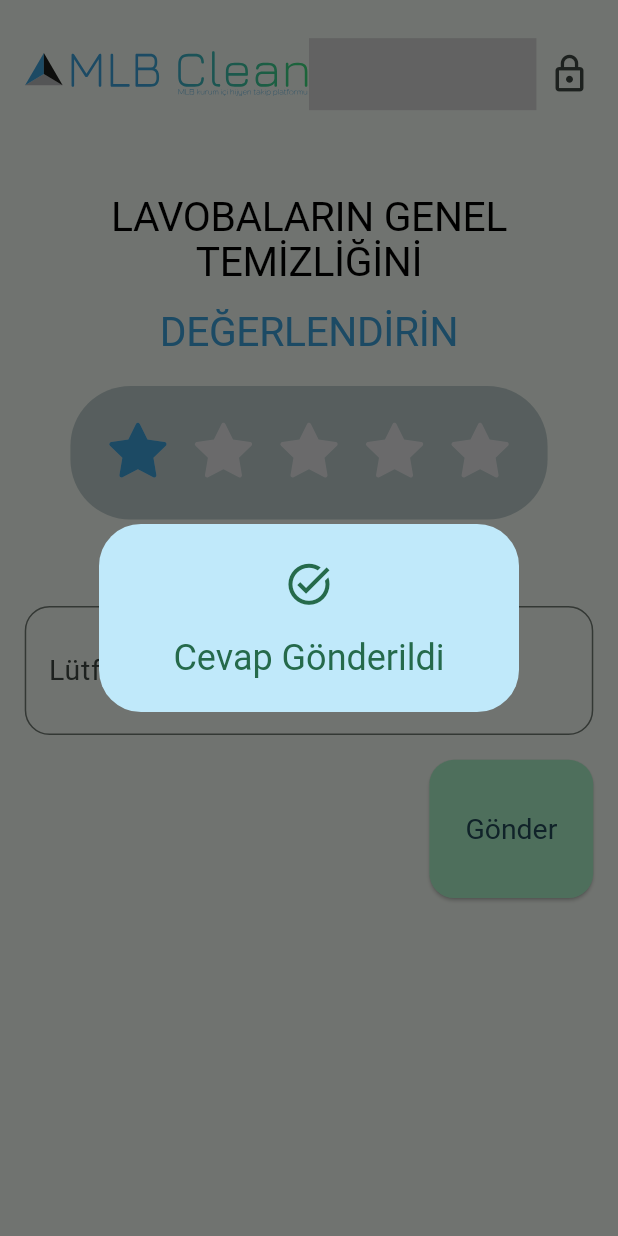
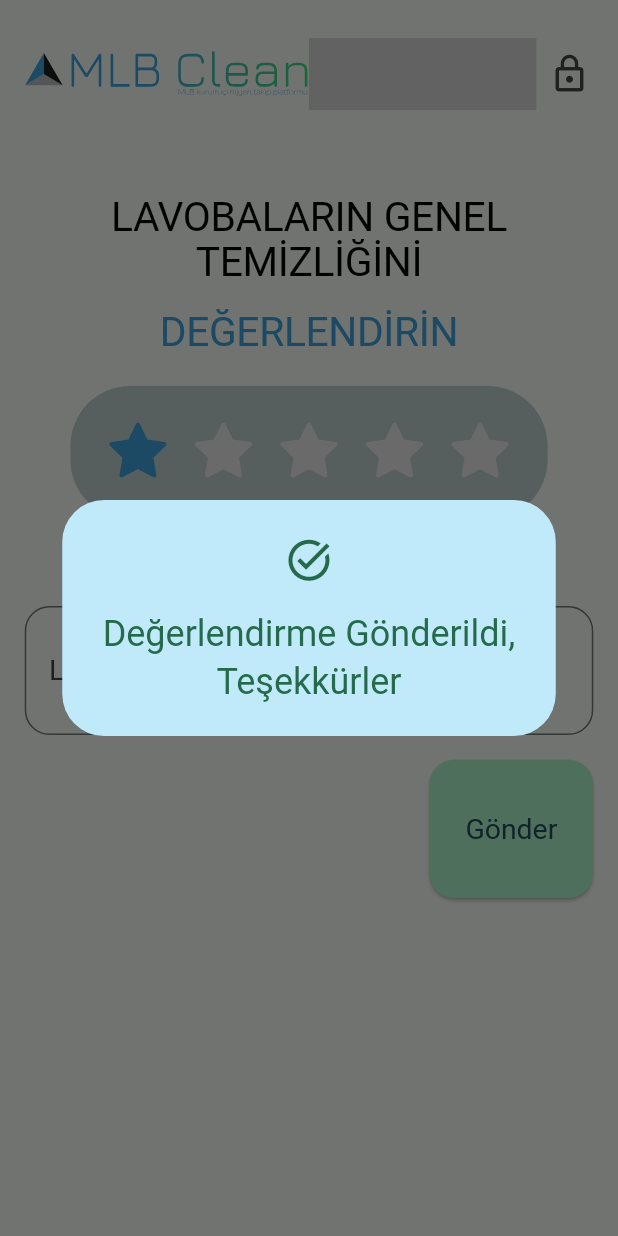
Before and after one commit to Mepsan-Petrol-A-S-Staj/wc_project, a Flutter app: the screen it shows after launch, after a tap on "Cihazı Kaydet", after a tap on "Gönder", on a phone screen of 412 x 824 dp. Run offline on Flutter 3.47's test engine with Material 3 defaults, Android fonts, the phone set to English and light mode, and no system bars; drawn by our look-alikes of flutter_rating_stars; our stand-ins replace connectivity_plus, flutter_svg, hooks_riverpod, icons_plus, riverpod, shared_preferences; missing offline and left inert: network_info_plus, slide_digital_clock.

Commit message:
surveySendedPopText
Cevap gönderildi texti değiştirilip, center hizalaması yapıldı

```diff
--- a/wc_project/lib/shared/constant_shared.dart
+++ b/wc_project/lib/shared/constant_shared.dart
@@ -33,7 +33,8 @@ class SharedConstants {
   static const String userSave = '/user/save'; // Users Save
   static const String userGetwithId = '/user/'; // Get user with Id
   static const String userEmployee = '/user/employee'; //? Users Employee
-  static const String userDeletewithId = '/user/delete/'; // Users Delete with Id
+  static const String userDeletewithId =
+      '/user/delete/'; // Users Delete with Id
   static const String userGetAll = '/user/all'; // Users Get All
   //----------------------------------------------------------------------------------------
   //* -> Task
@@ -77,7 +78,8 @@ class SharedConstants {
   //----------------------------------------------------------------------------------------
   static const String answerHintText = 'Lütfen yorumunuzu buraya yazınız.';
   static const String submitText = 'Gönder'; // Submit Text
-  static const String surveySendedPopText = 'Cevap Gönderildi';
+  static const String surveySendedPopText =
+      'Değerlendirme Gönderildi, \nTeşekkürler';
   //----------------------------------------------------------------------------------------
   //* -> Login Page
   //----------------------------------------------------------------------------------------
--- a/wc_project/lib/widgets/mobile/homepage/homepage_widget.dart
+++ b/wc_project/lib/widgets/mobile/homepage/homepage_widget.dart
@@ -67,6 +67,7 @@ class HomePageMobileWidget extends StatelessWidget {
                             padding: EdgeInsets.only(
                                 top: height * SharedConstants.generalPadding),
                             child: Text(
+                              textAlign: TextAlign.center,
                               SharedConstants.surveySendedPopText,
                               style: TextStyle(
                                 color: Theme.of(context).colorScheme.primary,
--- a/wc_project/lib/widgets/tablet&desktop/homepage/homepage_widget.dart
+++ b/wc_project/lib/widgets/tablet&desktop/homepage/homepage_widget.dart
@@ -70,6 +70,7 @@ class HomePageTabletandDesktopWidget extends StatelessWidget {
                             padding: EdgeInsets.only(
                                 top: height * SharedConstants.generalPadding),
                             child: Text(
+                              textAlign: TextAlign.center,
                               SharedConstants.surveySendedPopText,
                               style: TextStyle(
                                 color: Theme.of(context).colorScheme.primary,
```
